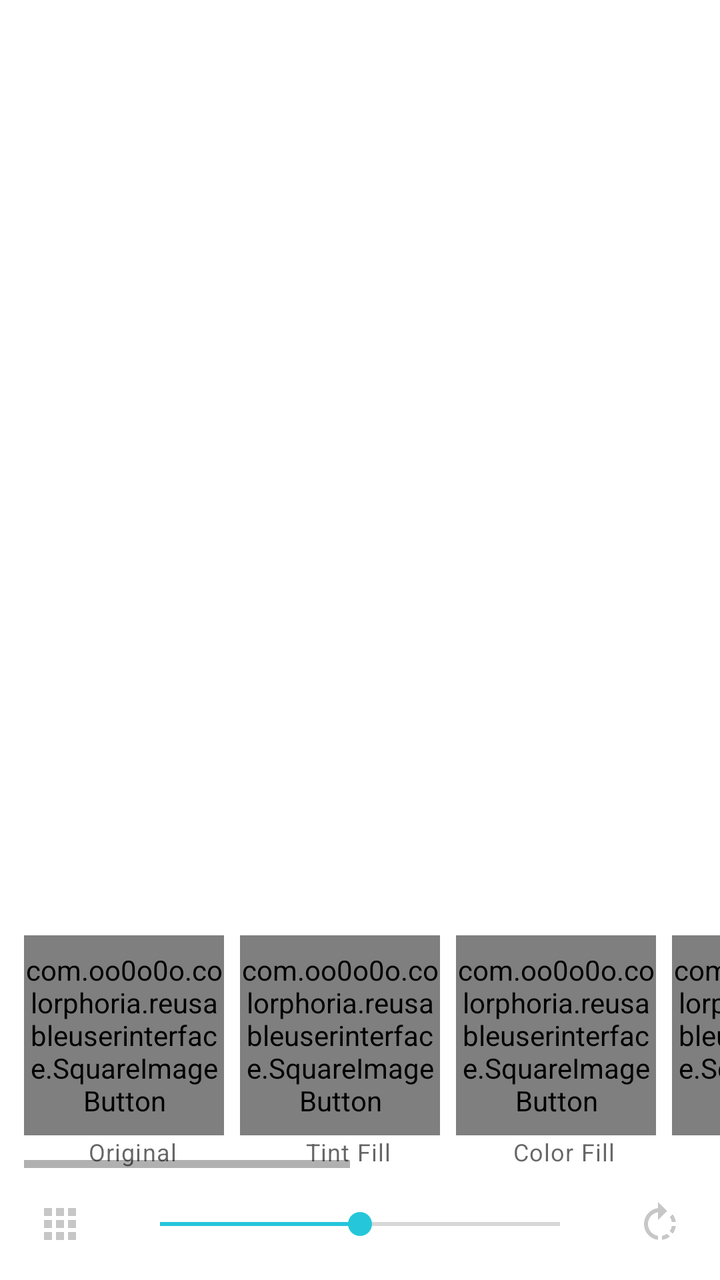
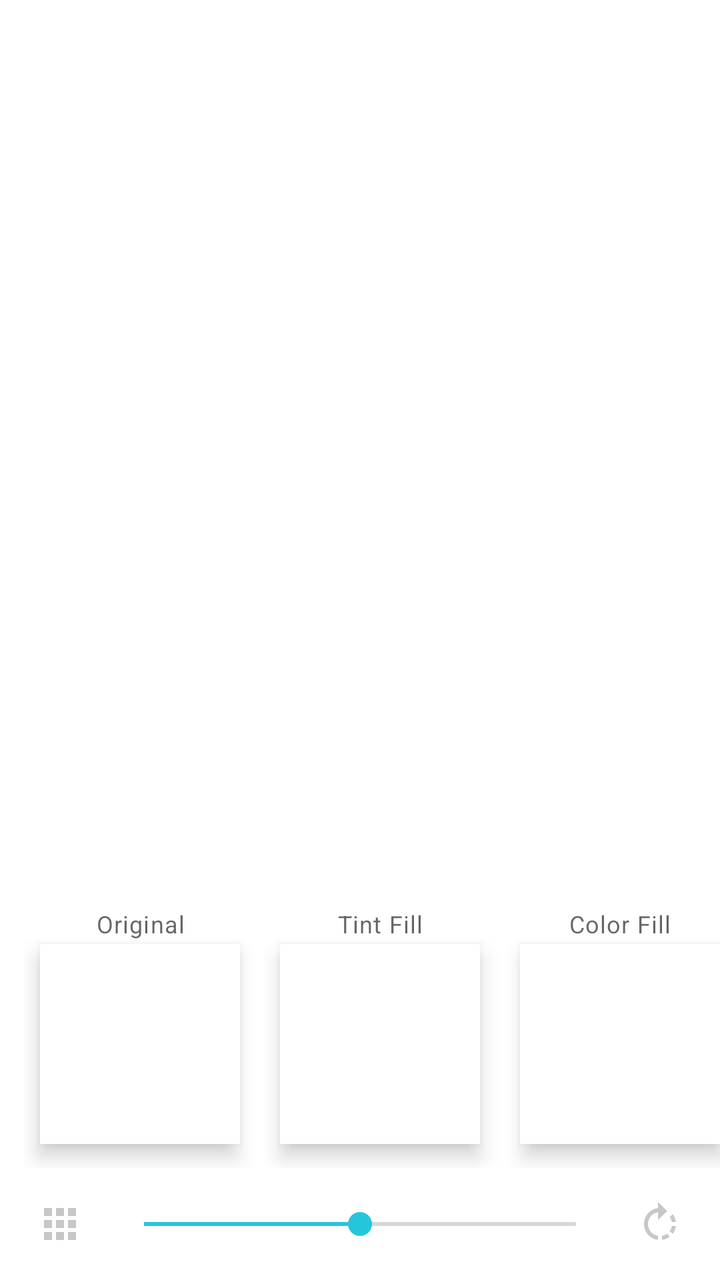

Screens rendered from an Android XML layout before and after an edit, with the pre-edit source and the edit as a unified diff.
<!-- AndroidManifest.xml: application theme AppTheme -->
<!-- res/layout/activity_pic_edit.xml -->
<?xml version="1.0" encoding="utf-8"?>
<LinearLayout xmlns:android="http://schemas.android.com/apk/res/android"
    xmlns:tools="http://schemas.android.com/tools"
    android:id="@+id/outer_layout"
    android:layout_width="match_parent"
    android:layout_height="match_parent"
    android:orientation="vertical"
    tools:context="com.oo0o0o.colorphoria.activities.loggedinactivities.PicEditActivity" >

    <RelativeLayout
        android:id="@+id/imageAreaLayout"
        android:layout_width="match_parent"
        android:layout_height="0dp"
        android:layout_weight="7"
        android:orientation="vertical">

        <ImageView
            android:layout_width="match_parent"
            android:layout_height="match_parent"
            android:id="@+id/theImage"
            android:layout_centerInParent="true" />

        <ProgressBar
            style="?android:attr/progressBarStyleLarge"
            android:layout_width="wrap_content"
            android:layout_height="wrap_content"
            android:id="@+id/progress_bar"
            android:layout_centerVertical="true"
            android:layout_centerHorizontal="true"
            android:indeterminate="true"
            android:visibility="gone"/>
    </RelativeLayout>

    <LinearLayout
        android:layout_width="match_parent"
        android:layout_height="wrap_content"
        android:background="@color/colorPrimary"
        android:orientation="vertical"
        android:id="@+id/effect_ctrl_layout"
        android:visibility="visible">

        <HorizontalScrollView
            android:layout_width="wrap_content"
            android:layout_height="wrap_content"
            android:layout_gravity="center"
            android:paddingStart="@dimen/activity_horizontal_margin"
            android:layout_marginTop="@dimen/activity_vertical_margin"
            >

            <LinearLayout
                android:id="@+id/icon_linear_layout"
                android:layout_width="wrap_content"
                android:layout_height="match_parent"
                android:orientation="horizontal">

                <LinearLayout

                    android:layout_width="wrap_content"
                    android:layout_height="wrap_content"
                    android:orientation="vertical"
                    android:clipToPadding="false">

                    <com.oo0o0o.colorphoria.reusableuserinterface.SquareImageButton
                        android:id="@+id/original_button"
                        android:layout_width="100dp"
                        android:layout_height="100dp"
                        android:background="@drawable/button_effect"
                        android:layout_marginRight="@dimen/smallish_margin"
                        android:scaleType="centerCrop"
                        android:clickable="false" />

                    <TextView
                        android:layout_width="match_parent"
                        android:layout_height="wrap_content"
                        android:textAppearance="@style/TextAppearance.MaterialComponents.Caption"
                        android:gravity="center"
                        android:text="@string/pic_edit_effect_original"
                        />
                </LinearLayout>

                <LinearLayout

                    android:layout_width="wrap_content"
                    android:layout_height="wrap_content"
                    android:orientation="vertical"
                    android:clipToPadding="false">

                    <com.oo0o0o.colorphoria.reusableuserinterface.SquareImageButton
                        android:id="@+id/random_bleed_button"
                        android:layout_width="100dp"
                        android:layout_height="100dp"
                        android:background="@drawable/button_effect"
                        android:layout_marginRight="@dimen/smallish_margin"
                        android:scaleType="centerCrop"
                        android:clickable="false" />

                    <TextView
                        android:layout_width="match_parent"
                        android:layout_height="wrap_content"
                        android:textAppearance="@style/TextAppearance.MaterialComponents.Caption"
                        android:gravity="center"
                        android:text="@string/pic_edit_effect_tint_fill"
                        />
                </LinearLayout>

                <LinearLayout

                    android:layout_width="wrap_content"
                    android:layout_height="wrap_content"
                    android:orientation="vertical">

                    <com.oo0o0o.colorphoria.reusableuserinterface.SquareImageButton
                        android:id="@+id/random_flood_button"
                        android:layout_width="100dp"
                        android:layout_height="100dp"
                        android:background="@drawable/button_effect"
                        android:layout_marginRight="@dimen/smallish_margin"
                        android:scaleType="centerCrop"
                        android:clickable="false" />

                    <TextView
                        android:layout_width="match_parent"
                        android:layout_height="wrap_content"
                        android:textAppearance="@style/TextAppearance.MaterialComponents.Caption"
                        android:gravity="center"
                        android:text="@string/pic_edit_effect_color_fill"
                        />
                </LinearLayout>

                <LinearLayout

                    android:layout_width="wrap_content"
                    android:layout_height="wrap_content"
                    android:orientation="vertical">

                    <com.oo0o0o.colorphoria.reusableuserinterface.SquareImageButton
                        android:id="@+id/random_line_button"
                        android:layout_width="100dp"
                        android:layout_height="100dp"
                        android:background="@drawable/button_effect"
                        android:layout_marginRight="@dimen/smallish_margin"
                        android:scaleType="centerCrop"
                        android:clickable="false" />

                    <TextView
                        android:layout_width="match_parent"
                        android:layout_height="wrap_content"
                        android:textAppearance="@style/TextAppearance.MaterialComponents.Caption"
                        android:gravity="center"
                        android:text="@string/pic_edit_effect_line_fill"
                        />
                </LinearLayout>

                <LinearLayout

                    android:layout_width="wrap_content"
                    android:layout_height="wrap_content"
                    android:orientation="vertical">

                    <com.oo0o0o.colorphoria.reusableuserinterface.SquareImageButton
                        android:id="@+id/invert_button"
                        android:layout_width="100dp"
                        android:layout_height="100dp"
                        android:layout_marginRight="@dimen/smallish_margin"
                        android:background="@drawable/button_effect"
                        android:clickable="false"
                        android:scaleType="centerCrop" />

                    <TextView
                        android:layout_width="match_parent"
                        android:layout_height="wrap_content"
                        android:textAppearance="@style/TextAppearance.MaterialComponents.Caption"
                        android:gravity="center"
                        android:text="@string/pic_edit_effect_partial_invert"
                        />
                </LinearLayout>

                <LinearLayout

                    android:layout_width="wrap_content"
                    android:layout_height="wrap_content"
                    android:orientation="vertical">

                    <com.oo0o0o.colorphoria.reusableuserinterface.SquareImageButton
                        android:id="@+id/outline_button"
                        android:layout_width="100dp"
                        android:layout_height="100dp"
                        android:background="@drawable/button_effect"
                        android:layout_marginRight="@dimen/smallish_margin"
                        android:scaleType="centerCrop"
                        android:clickable="false" />

                    <TextView
                        android:layout_width="match_parent"
                        android:layout_height="wrap_content"
                        android:textAppearance="@style/TextAppearance.MaterialComponents.Caption"
                        android:gravity="center"
                        android:text="@string/pic_edit_effect_outline"
                        />
                </LinearLayout>

                <LinearLayout

                    android:layout_width="wrap_content"
                    android:layout_height="wrap_content"
                    android:orientation="vertical">

                    <com.oo0o0o.colorphoria.reusableuserinterface.SquareImageButton
                        android:id="@+id/threshold_button"
                        android:layout_width="100dp"
                        android:layout_height="100dp"
                        android:background="@drawable/button_effect"
                        android:layout_marginRight="@dimen/smallish_margin"
                        android:scaleType="centerCrop"
                        android:clickable="false" />

                    <TextView
                        android:layout_width="match_parent"
                        android:layout_height="wrap_content"
                        android:textAppearance="@style/TextAppearance.MaterialComponents.Caption"
                        android:gravity="center"
                        android:text="@string/pic_edit_effect_threshold"
                        />
                </LinearLayout>

        </LinearLayout>
        </HorizontalScrollView>


        <LinearLayout
            android:layout_width="match_parent"
            android:layout_height="?attr/actionBarSize">

            <ImageButton
                android:id="@+id/choose_palette"
                android:layout_width="0dp"
                android:layout_height="match_parent"
                android:layout_weight="2"
                android:background="@drawable/button_selector_small"
                android:onClick="onChoosePalette"
                android:src="@drawable/ic_chooser_24dp"
                android:clickable="false" />

            <SeekBar
                android:id="@+id/effect_ctrl_seekbar"
                android:layout_width="0dp"
                android:layout_height="match_parent"
                android:layout_weight="8"
                android:padding="@dimen/activity_vertical_margin"
                android:layout_alignParentBottom="true"
                android:progress="50" />

            <ImageButton
                android:id="@+id/rotate_right"
                android:layout_width="0dp"
                android:layout_height="match_parent"
                android:layout_weight="2"
                android:background="@drawable/button_selector_small"
                android:onClick="onRotateRight"
                android:src="@drawable/ic_rotate_right_24dp"
                android:clickable="false" />

        </LinearLayout>
    </LinearLayout>
</LinearLayout>
<!-- resources referenced by this layout -->
<resources>
  <color name="colorPrimary">#ffffffff</color>
  <dimen name="activity_horizontal_margin">12dp</dimen>
  <dimen name="activity_vertical_margin">20dp</dimen>
  <dimen name="smallish_margin">8dp</dimen>
  <!-- drawable button_effect (drawable) -->
  <layer-list xmlns:android="http://schemas.android.com/apk/res/android" >
      <item>
          <shape android:shape="rectangle" >
  
              <solid android:color="#00FFFFFF" />
          </shape>
      </item>
  </layer-list>
  <!-- drawable button_selector_small (drawable) -->
  <?xml version="1.0" encoding="utf-8"?>
  <selector xmlns:android="http://schemas.android.com/apk/res/android" >
      <item android:state_pressed="true" >
          <shape android:shape="rectangle"  >
              <solid android:color="#ffeeeeee"/>
          </shape>
     </item>
     <item>
         <shape android:shape="rectangle">
             <solid android:color="#00000000"/>
         </shape>
      </item>
  </selector>
  <!-- drawable ic_chooser_24dp (drawable) -->
  <vector xmlns:android="http://schemas.android.com/apk/res/android"
          android:width="24dp"
          android:height="24dp"
          android:viewportWidth="24.0"
          android:viewportHeight="24.0">
      
      <path
          android:fillColor="#ffc7c7c7"
          android:pathData="M4,8h4L8,4L4,4v4zM10,20h4v-4h-4v4zM4,20h4v-4L4,16v4zM4,14h4v-4L4,10v4zM10,14h4v-4h-4v4zM16,4v4h4L20,4h-4zM10,8h4L14,4h-4v4zM16,14h4v-4h-4v4zM16,20h4v-4h-4v4z"/>
  </vector>
  <!-- drawable ic_rotate_right_24dp (drawable) -->
  <vector xmlns:android="http://schemas.android.com/apk/res/android"
          android:width="24dp"
          android:height="24dp"
          android:viewportWidth="24.0"
          android:viewportHeight="24.0">
      
      <path
          android:fillColor="#ffc7c7c7"
          android:pathData="M15.55,5.55L11,1v3.07C7.06,4.56 4,7.92 4,12s3.05,7.44 7,7.93v-2.02c-2.84,-0.48 -5,-2.94 -5,-5.91s2.16,-5.43 5,-5.91V10l4.55,-4.45zM19.93,11c-0.17,-1.39 -0.72,-2.73 -1.62,-3.89l-1.42,1.42c0.54,0.75 0.88,1.6 1.02,2.47h2.02zM13,17.9v2.02c1.39,-0.17 2.74,-0.71 3.9,-1.61l-1.44,-1.44c-0.75,0.54 -1.59,0.89 -2.46,1.03zm3.89,-2.42l1.42,1.41c0.9,-1.16 1.45,-2.5 1.62,-3.89h-2.02c-0.14,0.87 -0.48,1.72 -1.02,2.48z"/>
  </vector>
  <string name="pic_edit_effect_color_fill">Color Fill</string>
  <string name="pic_edit_effect_line_fill">Line Fill</string>
  <string name="pic_edit_effect_original">Original</string>
  <string name="pic_edit_effect_outline">Outline</string>
  <string name="pic_edit_effect_partial_invert">Partial Invert</string>
  <string name="pic_edit_effect_threshold">Threshold</string>
  <string name="pic_edit_effect_tint_fill">Tint Fill</string>
  <style name="AppTheme" parent="BaseTheme" />
  <style name="BaseTheme" parent="Theme.MaterialComponents.Light.DarkActionBar">
          <item name="colorPrimary">@color/colorSecondary</item>
          <item name="colorPrimaryDark">@color/colorSecondaryDark</item> 
          <item name="colorAccent">@color/colorSecondary</item> 
      </style>
  <color name="colorSecondary">#ff26c6da</color>
  <color name="colorSecondaryDark">#ff0095a8</color>
</resources>

<!-- the commit's change to res/layout/activity_pic_edit.xml (unified diff, before → after) -->
@@ -45,6 +45,7 @@
             android:layout_gravity="center"
             android:paddingStart="@dimen/activity_horizontal_margin"
             android:layout_marginTop="@dimen/activity_vertical_margin"
+            android:scrollbars="none"
             >
 
             <LinearLayout
@@ -58,169 +59,195 @@
                     android:layout_width="wrap_content"
                     android:layout_height="wrap_content"
                     android:orientation="vertical"
-                    android:clipToPadding="false">
-
-                    <com.oo0o0o.colorphoria.reusableuserinterface.SquareImageButton
+                    android:paddingStart="@dimen/smallish_margin"
+                    android:paddingEnd="@dimen/activity_horizontal_margin"
+                    android:paddingBottom="@dimen/activity_horizontal_margin"
+                    android:clipToPadding="false">
+                    <TextView
+                        android:layout_width="match_parent"
+                        android:layout_height="wrap_content"
+                        android:textAppearance="@style/TextAppearance.MaterialComponents.Caption"
+                        android:gravity="center"
+                        android:text="@string/pic_edit_effect_original"
+                        android:paddingBottom="@dimen/smallest_margin"
+                        />
+
+                    <ImageButton
                         android:id="@+id/original_button"
                         android:layout_width="100dp"
                         android:layout_height="100dp"
                         android:background="@drawable/button_effect"
-                        android:layout_marginRight="@dimen/smallish_margin"
-                        android:scaleType="centerCrop"
-                        android:clickable="false" />
-
-                    <TextView
-                        android:layout_width="match_parent"
-                        android:layout_height="wrap_content"
-                        android:textAppearance="@style/TextAppearance.MaterialComponents.Caption"
-                        android:gravity="center"
-                        android:text="@string/pic_edit_effect_original"
-                        />
-                </LinearLayout>
-
-                <LinearLayout
-
-                    android:layout_width="wrap_content"
-                    android:layout_height="wrap_content"
-                    android:orientation="vertical"
-                    android:clipToPadding="false">
-
-                    <com.oo0o0o.colorphoria.reusableuserinterface.SquareImageButton
+                        android:scaleType="centerCrop"
+                        android:clickable="false"
+                        android:elevation="6dp"
+                        />
+
+                </LinearLayout>
+
+                <LinearLayout
+
+                    android:layout_width="wrap_content"
+                    android:layout_height="wrap_content"
+                    android:orientation="vertical"
+                    android:paddingStart="@dimen/smallish_margin"
+                    android:paddingEnd="@dimen/activity_horizontal_margin"
+                    android:paddingBottom="@dimen/activity_horizontal_margin"
+                    android:clipToPadding="false">
+                    <TextView
+                        android:layout_width="match_parent"
+                        android:layout_height="wrap_content"
+                        android:textAppearance="@style/TextAppearance.MaterialComponents.Caption"
+                        android:gravity="center"
+                        android:text="@string/pic_edit_effect_tint_fill"
+                        android:paddingBottom="@dimen/smallest_margin"
+                        />
+                    <ImageButton
                         android:id="@+id/random_bleed_button"
                         android:layout_width="100dp"
                         android:layout_height="100dp"
                         android:background="@drawable/button_effect"
-                        android:layout_marginRight="@dimen/smallish_margin"
-                        android:scaleType="centerCrop"
-                        android:clickable="false" />
-
-                    <TextView
-                        android:layout_width="match_parent"
-                        android:layout_height="wrap_content"
-                        android:textAppearance="@style/TextAppearance.MaterialComponents.Caption"
-                        android:gravity="center"
-                        android:text="@string/pic_edit_effect_tint_fill"
-                        />
-                </LinearLayout>
-
-                <LinearLayout
-
-                    android:layout_width="wrap_content"
-                    android:layout_height="wrap_content"
-                    android:orientation="vertical">
-
-                    <com.oo0o0o.colorphoria.reusableuserinterface.SquareImageButton
+                        android:scaleType="centerCrop"
+                        android:clickable="false"
+                        android:elevation="6dp"
+                        />
+                </LinearLayout>
+
+                <LinearLayout
+
+                    android:layout_width="wrap_content"
+                    android:layout_height="wrap_content"
+                    android:orientation="vertical"
+                    android:paddingStart="@dimen/smallish_margin"
+                    android:paddingEnd="@dimen/activity_horizontal_margin"
+                    android:paddingBottom="@dimen/activity_horizontal_margin"
+                    android:clipToPadding="false">
+                    <TextView
+                        android:layout_width="match_parent"
+                        android:layout_height="wrap_content"
+                        android:textAppearance="@style/TextAppearance.MaterialComponents.Caption"
+                        android:gravity="center"
+                        android:text="@string/pic_edit_effect_color_fill"
+                        android:paddingBottom="@dimen/smallest_margin"
+                        />
+                    <ImageButton
                         android:id="@+id/random_flood_button"
                         android:layout_width="100dp"
                         android:layout_height="100dp"
                         android:background="@drawable/button_effect"
-                        android:layout_marginRight="@dimen/smallish_margin"
-                        android:scaleType="centerCrop"
-                        android:clickable="false" />
-
-                    <TextView
-                        android:layout_width="match_parent"
-                        android:layout_height="wrap_content"
-                        android:textAppearance="@style/TextAppearance.MaterialComponents.Caption"
-                        android:gravity="center"
-                        android:text="@string/pic_edit_effect_color_fill"
-                        />
-                </LinearLayout>
-
-                <LinearLayout
-
-                    android:layout_width="wrap_content"
-                    android:layout_height="wrap_content"
-                    android:orientation="vertical">
-
-                    <com.oo0o0o.colorphoria.reusableuserinterface.SquareImageButton
+                        android:scaleType="centerCrop"
+                        android:clickable="false"
+                        android:elevation="6dp"
+                        />
+                </LinearLayout>
+
+                <LinearLayout
+
+                    android:layout_width="wrap_content"
+                    android:layout_height="wrap_content"
+                    android:orientation="vertical"
+                    android:paddingStart="@dimen/smallish_margin"
+                    android:paddingEnd="@dimen/activity_horizontal_margin"
+                    android:paddingBottom="@dimen/activity_horizontal_margin"
+                    android:clipToPadding="false">
+                    <TextView
+                        android:layout_width="match_parent"
+                        android:layout_height="wrap_content"
+                        android:textAppearance="@style/TextAppearance.MaterialComponents.Caption"
+                        android:gravity="center"
+                        android:text="@string/pic_edit_effect_line_fill"
+                        android:paddingBottom="@dimen/smallest_margin"
+                        />
+                    <ImageButton
                         android:id="@+id/random_line_button"
                         android:layout_width="100dp"
                         android:layout_height="100dp"
                         android:background="@drawable/button_effect"
-                        android:layout_marginRight="@dimen/smallish_margin"
-                        android:scaleType="centerCrop"
-                        android:clickable="false" />
-
-                    <TextView
-                        android:layout_width="match_parent"
-                        android:layout_height="wrap_content"
-                        android:textAppearance="@style/TextAppearance.MaterialComponents.Caption"
-                        android:gravity="center"
-                        android:text="@string/pic_edit_effect_line_fill"
-                        />
-                </LinearLayout>
-
-                <LinearLayout
-
-                    android:layout_width="wrap_content"
-                    android:layout_height="wrap_content"
-                    android:orientation="vertical">
-
-                    <com.oo0o0o.colorphoria.reusableuserinterface.SquareImageButton
+                        android:scaleType="centerCrop"
+                        android:clickable="false"
+                        android:elevation="6dp"
+                        />
+                </LinearLayout>
+
+                <LinearLayout
+
+                    android:layout_width="wrap_content"
+                    android:layout_height="wrap_content"
+                    android:orientation="vertical"
+                    android:paddingStart="@dimen/smallish_margin"
+                    android:paddingEnd="@dimen/activity_horizontal_margin"
+                    android:paddingBottom="@dimen/activity_horizontal_margin"
+                    android:clipToPadding="false">
+                    <TextView
+                        android:layout_width="match_parent"
+                        android:layout_height="wrap_content"
+                        android:textAppearance="@style/TextAppearance.MaterialComponents.Caption"
+                        android:gravity="center"
+                        android:text="@string/pic_edit_effect_partial_invert"
+                        android:paddingBottom="@dimen/smallest_margin"
+                        />
+                    <ImageButton
                         android:id="@+id/invert_button"
                         android:layout_width="100dp"
                         android:layout_height="100dp"
-                        android:layout_marginRight="@dimen/smallish_margin"
-                        android:background="@drawable/button_effect"
-                        android:clickable="false"
-                        android:scaleType="centerCrop" />
-
-                    <TextView
-                        android:layout_width="match_parent"
-                        android:layout_height="wrap_content"
-                        android:textAppearance="@style/TextAppearance.MaterialComponents.Caption"
-                        android:gravity="center"
-                        android:text="@string/pic_edit_effect_partial_invert"
-                        />
-                </LinearLayout>
-
-                <LinearLayout
-
-                    android:layout_width="wrap_content"
-                    android:layout_height="wrap_content"
-                    android:orientation="vertical">
-
+                        android:background="@drawable/button_effect"
+                        android:scaleType="centerCrop"
+                        android:clickable="false"
+                        android:elevation="6dp"
+                        />
+                </LinearLayout>
+
+                <LinearLayout
+
+                    android:layout_width="wrap_content"
+                    android:layout_height="wrap_content"
+                    android:orientation="vertical"
+                    android:paddingStart="@dimen/smallish_margin"
+                    android:paddingEnd="@dimen/activity_horizontal_margin"
+                    android:paddingBottom="@dimen/activity_horizontal_margin"
+                    android:clipToPadding="false">
+                    <TextView
+                        android:layout_width="match_parent"
+                        android:layout_height="wrap_content"
+                        android:textAppearance="@style/TextAppearance.MaterialComponents.Caption"
+                        android:gravity="center"
+                        android:text="@string/pic_edit_effect_outline"
+                        android:paddingBottom="@dimen/smallest_margin"
+                        />
                     <com.oo0o0o.colorphoria.reusableuserinterface.SquareImageButton
                         android:id="@+id/outline_button"
                         android:layout_width="100dp"
                         android:layout_height="100dp"
                         android:background="@drawable/button_effect"
-                        android:layout_marginRight="@dimen/smallish_margin"
-                        android:scaleType="centerCrop"
-                        android:clickable="false" />
-
-                    <TextView
-                        android:layout_width="match_parent"
-                        android:layout_height="wrap_content"
-                        android:textAppearance="@style/TextAppearance.MaterialComponents.Caption"
-                        android:gravity="center"
-                        android:text="@string/pic_edit_effect_outline"
-                        />
-                </LinearLayout>
-
-                <LinearLayout
-
-                    android:layout_width="wrap_content"
-                    android:layout_height="wrap_content"
-                    android:orientation="vertical">
-
+                        android:scaleType="centerCrop"
+                        android:clickable="false"
+                        android:elevation="6dp"/>
+                </LinearLayout>
+
+                <LinearLayout
+
+                    android:layout_width="wrap_content"
+                    android:layout_height="wrap_content"
+                    android:orientation="vertical"
+                    android:paddingStart="@dimen/smallish_margin"
+                    android:paddingEnd="@dimen/activity_horizontal_margin"
+                    android:paddingBottom="@dimen/activity_horizontal_margin"
+                    android:clipToPadding="false">
+                    <TextView
+                        android:layout_width="match_parent"
+                        android:layout_height="wrap_content"
+                        android:textAppearance="@style/TextAppearance.MaterialComponents.Caption"
+                        android:gravity="center"
+                        android:text="@string/pic_edit_effect_threshold"
+                        android:paddingBottom="@dimen/smallest_margin"
+                        />
                     <com.oo0o0o.colorphoria.reusableuserinterface.SquareImageButton
                         android:id="@+id/threshold_button"
                         android:layout_width="100dp"
                         android:layout_height="100dp"
                         android:background="@drawable/button_effect"
-                        android:layout_marginRight="@dimen/smallish_margin"
-                        android:scaleType="centerCrop"
-                        android:clickable="false" />
-
-                    <TextView
-                        android:layout_width="match_parent"
-                        android:layout_height="wrap_content"
-                        android:textAppearance="@style/TextAppearance.MaterialComponents.Caption"
-                        android:gravity="center"
-                        android:text="@string/pic_edit_effect_threshold"
-                        />
+                        android:scaleType="centerCrop"
+                        android:clickable="false"
+                        android:elevation="6dp"/>
                 </LinearLayout>
 
         </LinearLayout>
<!-- resource entries referenced after the edit -->
@@ -2,14 +2,15 @@
 <resources>
   <color name="colorPrimary">#ffffffff</color>
   <dimen name="activity_horizontal_margin">12dp</dimen>
-  <dimen name="activity_vertical_margin">20dp</dimen>
+  <dimen name="activity_vertical_margin">12dp</dimen>
+  <dimen name="smallest_margin">2dp</dimen>
   <dimen name="smallish_margin">8dp</dimen>
   <!-- drawable button_effect (drawable) -->
   <layer-list xmlns:android="http://schemas.android.com/apk/res/android" >
       <item>
           <shape android:shape="rectangle" >
   
-              <solid android:color="#00FFFFFF" />
+              <solid android:color="#FFFFFFFF" />
           </shape>
       </item>
   </layer-list>
